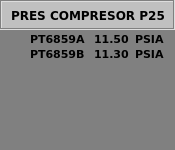
Before: the Qt Designer form Martin/Qt/SiTTuGAs/A1-Turbina/wprescompb.ui in mbravod/aeros, drawn with Qt 5.
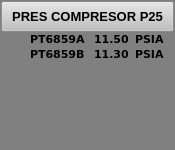
After: the same form once the commit is applied.

```diff
--- a/Martin/Qt/SiTTuGAs/A1-Turbina/wprescompb.ui
+++ b/Martin/Qt/SiTTuGAs/A1-Turbina/wprescompb.ui
@@ -28,49 +28,6 @@
   <property name="styleSheet">
    <string notr="true">background-color: rgb(128, 128, 128);</string>
   </property>
-  <widget class="QLabel" name="lbPreP25T">
-   <property name="geometry">
-    <rect>
-     <x>11</x>
-     <y>5</y>
-     <width>161</width>
-     <height>20</height>
-    </rect>
-   </property>
-   <property name="font">
-    <font>
-     <family>Verdana</family>
-     <pointsize>9</pointsize>
-     <weight>75</weight>
-     <bold>true</bold>
-    </font>
-   </property>
-   <property name="styleSheet">
-    <string notr="true">background-color: rgb(192, 192, 192);</string>
-   </property>
-   <property name="text">
-    <string>PRES COMPRESOR P25</string>
-   </property>
-  </widget>
-  <widget class="QFrame" name="frame">
-   <property name="geometry">
-    <rect>
-     <x>0</x>
-     <y>0</y>
-     <width>175</width>
-     <height>30</height>
-    </rect>
-   </property>
-   <property name="styleSheet">
-    <string notr="true">background-color: rgb(192, 192, 192);</string>
-   </property>
-   <property name="frameShape">
-    <enum>QFrame::Box</enum>
-   </property>
-   <property name="frameShadow">
-    <enum>QFrame::Sunken</enum>
-   </property>
-  </widget>
   <widget class="QLabel" name="lbP25T_1">
    <property name="geometry">
     <rect>
@@ -231,15 +188,37 @@
     <string/>
    </property>
   </widget>
+  <widget class="QPushButton" name="btCerrar">
+   <property name="geometry">
+    <rect>
+     <x>1</x>
+     <y>1</y>
+     <width>173</width>
+     <height>31</height>
+    </rect>
+   </property>
+   <property name="font">
+    <font>
+     <pointsize>10</pointsize>
+     <weight>75</weight>
+     <bold>true</bold>
+    </font>
+   </property>
+   <property name="styleSheet">
+    <string notr="true">background-color: rgb(192, 192, 192);</string>
+   </property>
+   <property name="text">
+    <string>PRES COMPRESOR P25</string>
+   </property>
+  </widget>
   <zorder>lbFondo</zorder>
-  <zorder>frame</zorder>
-  <zorder>lbPreP25T</zorder>
   <zorder>lbP25T_1</zorder>
   <zorder>lbP25_1</zorder>
   <zorder>lbP25U_1</zorder>
   <zorder>lbP25U_2</zorder>
   <zorder>lbP25_2</zorder>
   <zorder>lbP25T_2</zorder>
+  <zorder>btCerrar</zorder>
  </widget>
  <layoutdefault spacing="6" margin="11"/>
  <resources/>
```
